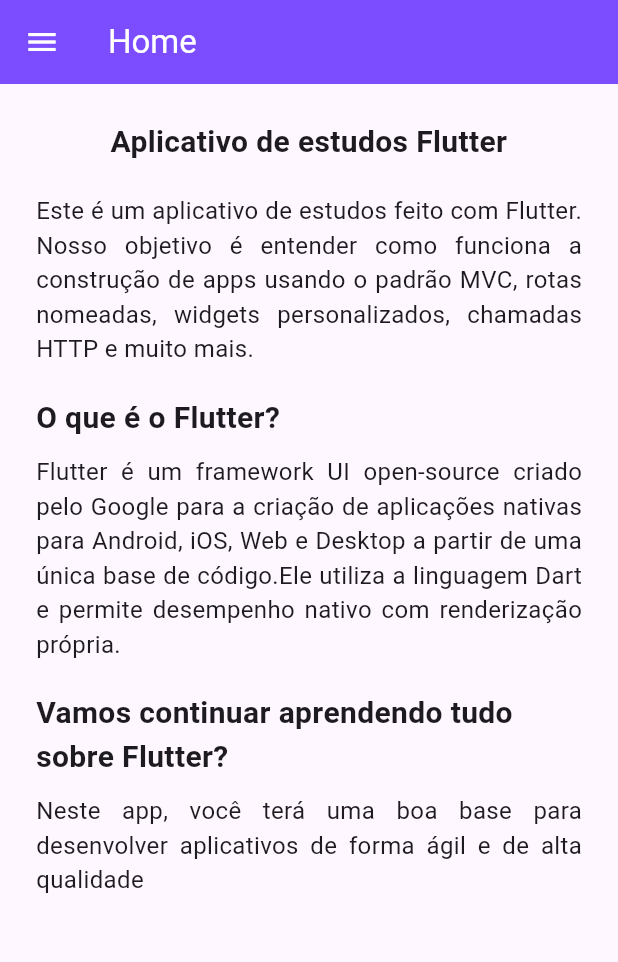
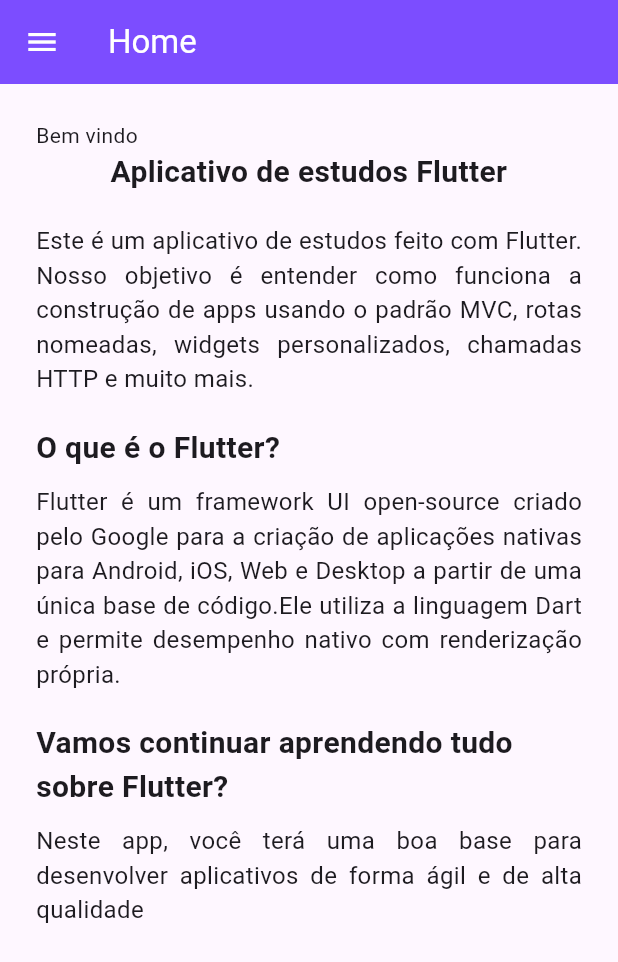
Before and after one commit to VinioVnz/utilidades, a Flutter app: the screen it shows after launch, on a phone screen of 412 x 824 dp. Shown: the top 962 px of the screen. Run offline on Flutter 3.47's test engine with Material 3 defaults, Android fonts, the phone set to English and light mode, and no system bars; our stand-ins replace cloud_firestore, firebase_auth, firebase_core, firebase_remote_config, flutter_bloc, flutter_multi_formatter and 4 more; accounts and stored records are empty; generated files the repository leaves out were written again.

```diff
--- a/lib/src/views/home_view.dart
+++ b/lib/src/views/home_view.dart
@@ -11,9 +11,9 @@ class HomeView extends StatefulWidget {
 
 class _HomeViewState extends State<HomeView> {
 
-  //String saudacao = FirebaseRemoteConfig.instance.getString('saudacao');
+  String saudacao = FirebaseRemoteConfig.instance.getString('saudacao');
 
-  /* @override
+   @override
   void initState(){
     super.initState();
 
@@ -27,7 +27,7 @@ class _HomeViewState extends State<HomeView> {
         });
       }
     });
-  } */
+  }
 
   @override
   Widget build(BuildContext context) {
@@ -35,7 +35,7 @@ class _HomeViewState extends State<HomeView> {
       padding: EdgeInsets.all(24),
       child: ListView(
         children: [
-          //Text(saudacao),
+          Text(saudacao),
           Text(
             "Aplicativo de estudos Flutter",
             style: TextStyle(fontSize: 20, fontWeight: FontWeight.bold),
```
Also changed, not shown: lib/main.dart (+4 -4 lines), 2 other files.
